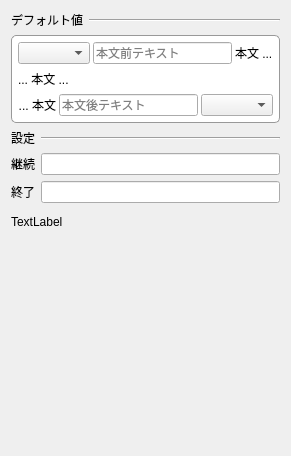
Old version of the form src/views/viewsettinggeneralpage.ui in the repository sharkpp/Jugemutter.
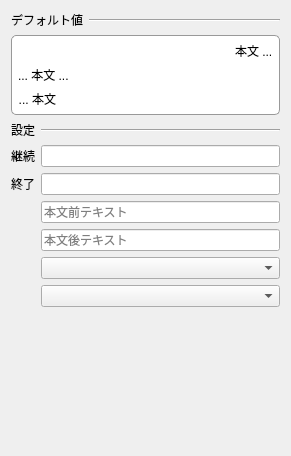
New version of the form. Custom widgets are drawn as their Qt base class.

Commit message: スタイルが子に波及しないように＆いらないコードを削除＆レイアウト調整など

The edit to the form file:
```diff
--- a/src/views/viewsettinggeneralpage.ui
+++ b/src/views/viewsettinggeneralpage.ui
@@ -65,7 +65,7 @@
       </sizepolicy>
      </property>
      <property name="styleSheet">
-      <string notr="true">QFrame {
+      <string notr="true">.QFrame {
   border-radius: 5px;
   border: 1px solid #999;
   background: #fff;
@@ -99,12 +99,18 @@
          <number>3</number>
         </property>
         <item>
-         <widget class="QComboBox" name="prefixState"/>
-        </item>
-        <item>
-         <widget class="QLineEdit" name="prefixText">
-          <property name="placeholderText">
-           <string>本文前テキスト</string>
+         <widget class="TagInput" name="prefix" native="true">
+          <property name="sizePolicy">
+           <sizepolicy hsizetype="Expanding" vsizetype="Preferred">
+            <horstretch>0</horstretch>
+            <verstretch>0</verstretch>
+           </sizepolicy>
+          </property>
+          <property name="minimumSize">
+           <size>
+            <width>20</width>
+            <height>0</height>
+           </size>
           </property>
          </widget>
         </item>
@@ -182,20 +188,19 @@
          </widget>
         </item>
         <item>
-         <widget class="QLineEdit" name="postfixText">
-          <property name="placeholderText">
-           <string>本文後テキスト</string>
-          </property>
-         </widget>
-        </item>
-        <item>
-         <widget class="QComboBox" name="postfixState">
+         <widget class="TagInput" name="postfix" native="true">
           <property name="sizePolicy">
-           <sizepolicy hsizetype="Minimum" vsizetype="Fixed">
+           <sizepolicy hsizetype="Expanding" vsizetype="Preferred">
             <horstretch>0</horstretch>
             <verstretch>0</verstretch>
            </sizepolicy>
           </property>
+          <property name="minimumSize">
+           <size>
+            <width>20</width>
+            <height>0</height>
+           </size>
+          </property>
          </widget>
         </item>
        </layout>
@@ -262,21 +267,50 @@
      <item row="1" column="1">
       <widget class="QLineEdit" name="postFinishedText"/>
      </item>
+     <item row="3" column="1">
+      <widget class="QLineEdit" name="postfixText">
+       <property name="sizePolicy">
+        <sizepolicy hsizetype="MinimumExpanding" vsizetype="Fixed">
+         <horstretch>0</horstretch>
+         <verstretch>0</verstretch>
+        </sizepolicy>
+       </property>
+       <property name="placeholderText">
+        <string>本文後テキスト</string>
+       </property>
+      </widget>
+     </item>
+     <item row="2" column="1">
+      <widget class="QLineEdit" name="prefixText">
+       <property name="sizePolicy">
+        <sizepolicy hsizetype="MinimumExpanding" vsizetype="Fixed">
+         <horstretch>0</horstretch>
+         <verstretch>0</verstretch>
+        </sizepolicy>
+       </property>
+       <property name="placeholderText">
+        <string>本文前テキスト</string>
+       </property>
+      </widget>
+     </item>
+     <item row="4" column="1">
+      <widget class="QComboBox" name="prefixState"/>
+     </item>
+     <item row="5" column="1">
+      <widget class="QComboBox" name="postfixState">
+       <property name="sizePolicy">
+        <sizepolicy hsizetype="Minimum" vsizetype="Fixed">
+         <horstretch>0</horstretch>
+         <verstretch>0</verstretch>
+        </sizepolicy>
+       </property>
+      </widget>
+     </item>
     </layout>
    </item>
    <item>
     <widget class="TagInput" name="tagTest" native="true"/>
    </item>
-   <item>
-    <widget class="QLabel" name="label_5">
-     <property name="styleSheet">
-      <string notr="true">QLabel {\n  border-radius: 5px;\n  border: 1px solid #999;\n  background: #fff;\n}</string>
-     </property>
-     <property name="text">
-      <string>TextLabel</string>
-     </property>
-    </widget>
-   </item>
    <item>
     <spacer name="verticalSpacer">
      <property name="orientation">
```
The commit also changes 2 other files.
